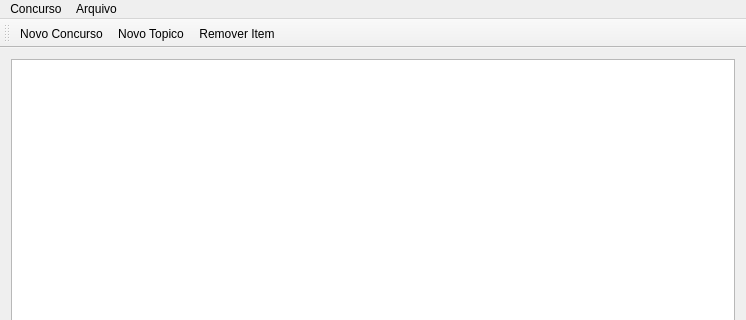
Old version of the form mainwindow.ui in the repository sergiosvieira/qtmind; both pictures show x 0 to 746 and y 0 to 320 of the 746 by 478 pixel window.
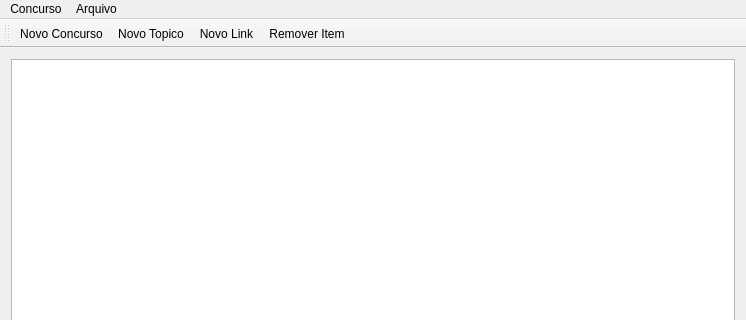
New version of the form.

Patch:
```diff
--- a/mainwindow.ui
+++ b/mainwindow.ui
@@ -71,6 +71,7 @@
    </attribute>
    <addaction name="actionAdicionar_Novo"/>
    <addaction name="actionNovo_Topico"/>
+   <addaction name="actionNovo_Link"/>
    <addaction name="actionRemover_Item"/>
   </widget>
   <action name="actionAdicionar_Novo">
@@ -98,6 +99,11 @@
     <string>Salvar</string>
    </property>
   </action>
+  <action name="actionNovo_Link">
+   <property name="text">
+    <string>Novo Link</string>
+   </property>
+  </action>
  </widget>
  <layoutdefault spacing="6" margin="11"/>
  <resources/>
```
Left out of the diff: 2 changed lines with no effect on the pictures.
